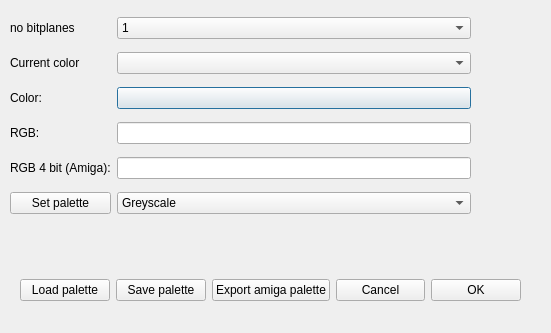
leuat/TRSE, file source/dialogcolors.ui: the form before one commit.
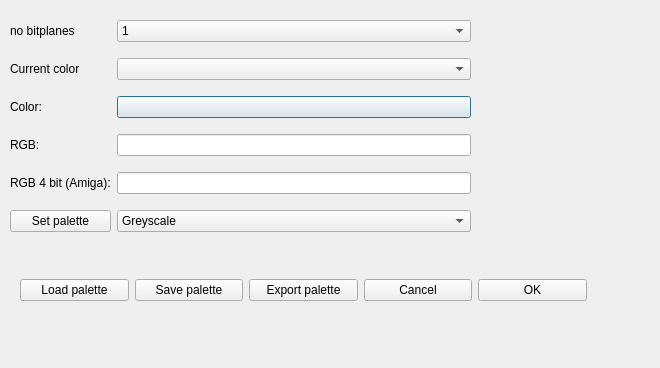
The form after the commit.

Diff of the .ui file:
```diff
--- a/source/dialogcolors.ui
+++ b/source/dialogcolors.ui
@@ -6,8 +6,8 @@
    <rect>
     <x>0</x>
     <y>0</y>
-    <width>551</width>
-    <height>333</height>
+    <width>660</width>
+    <height>368</height>
    </rect>
   </property>
   <property name="windowTitle">
@@ -19,7 +19,7 @@
      <x>10</x>
      <y>10</y>
      <width>461</width>
-     <height>211</height>
+     <height>232</height>
     </rect>
    </property>
    <layout class="QGridLayout" name="gridLayout" rowstretch="1,1,1,1,1,0">
@@ -141,7 +141,7 @@
     <rect>
      <x>20</x>
      <y>270</y>
-     <width>501</width>
+     <width>567</width>
      <height>41</height>
     </rect>
    </property>
@@ -163,7 +163,7 @@
     <item>
      <widget class="QPushButton" name="btnSave_2">
       <property name="text">
-       <string>Export amiga palette</string>
+       <string>Export palette</string>
       </property>
      </widget>
     </item>
```
Left out of the diff: 5 changed lines with no effect on the pictures.
